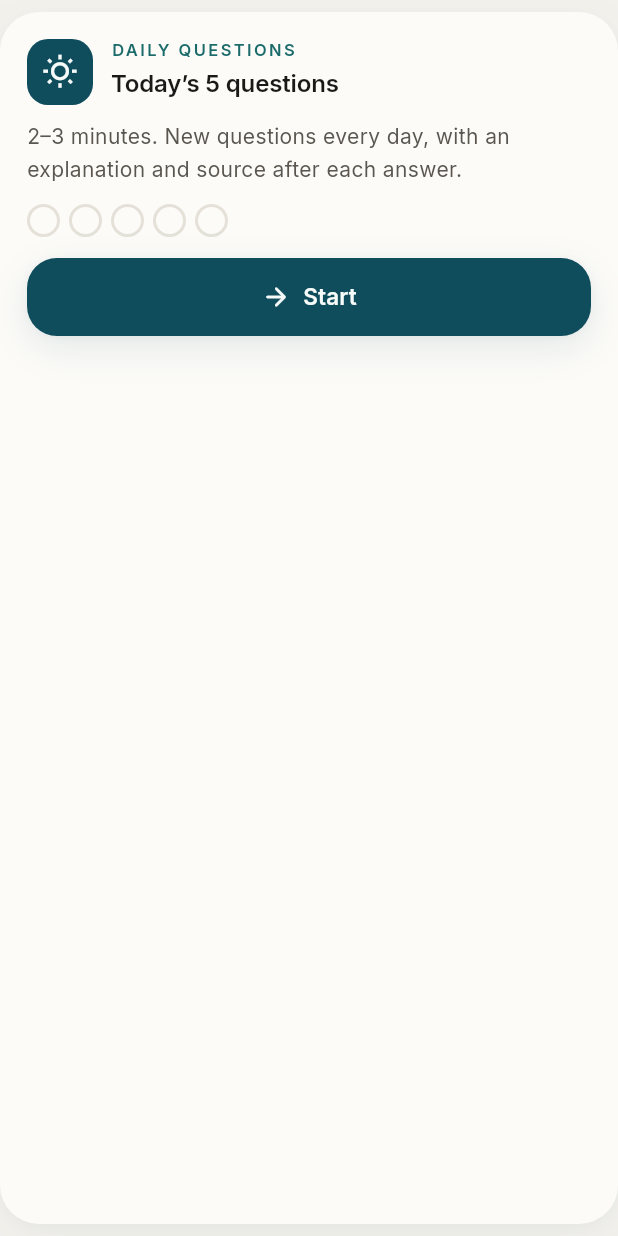
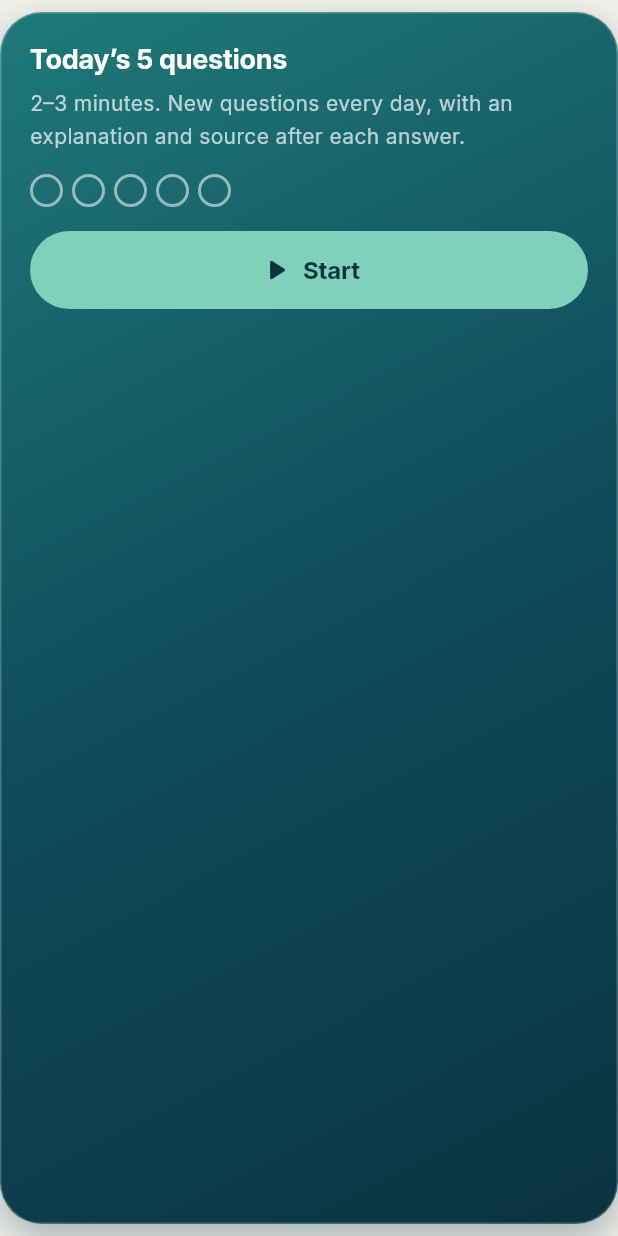
Before and after one commit to davlatsudekspert/NurseGuide, a Flutter app: the DailyCard widget shown alone on an empty page, opened directly, on a phone screen of 412 x 824 dp. Run offline on Flutter 3.47's test engine with Material 3 defaults, Android fonts, the phone set to English and light mode, and no system bars; our stand-ins replace cupertino_ui, flutter_local_notifications, flutter_secure_storage, go_router, google_sign_in, image_picker and 6 more; missing offline and left inert: android_intent_plus, mobile_scanner, pdfrx, qr; accounts and stored records are empty; statements that could not run were skipped.

Commit message:
Home: bugungi savollar asosiy karta (teal shisha), takroriy hero olib tashlandi; Ish joyi tugmasi: sariq halqa o'rniga oq halqa
Co-Authored-By: Claude Sonnet 5.5 <noreply@anthropic.com>
Claude-Session: https://claude.ai/code/session_01VtwrdEdtkJPh6xdaKaTo6W

```diff
--- a/lib/app/shell.dart
+++ b/lib/app/shell.dart
@@ -561,9 +561,6 @@ TextStyle tabLabelStyle(
 /// ham bildiriladi (faqat rangga tayanmaydi).
 Color _tabColor(LgPalette p, bool selected) => selected ? p.brand : p.ink;
 
-/// Ish joyi tugmasi halqasi (brend logotipining oltin tusiga mos).
-const _kGold = Color(0xFFC9A55C);
-
 class _NavItem extends StatelessWidget {
   const _NavItem({
     required this.index,
@@ -723,12 +720,12 @@ class _CenterButton extends StatelessWidget {
                   decoration: BoxDecoration(
                     shape: BoxShape.circle,
                     color: p.brand,
-                    // Tiniq shisha (B): oltin halqa va brend logotipi.
+                    // Brend logotipi: halqa menyu rangida (oq), tanlanganda teal.
                     border: Border.all(
                       width: selected ? 4 : 3,
                       color: selected
-                          ? _kGold
-                          : _kGold.withValues(alpha: 0.75),
+                          ? p.brand.withValues(alpha: 0.45)
+                          : p.paper.withValues(alpha: 0.95),
                     ),
                     boxShadow: [
                       BoxShadow(
--- a/lib/features/daily/daily_screens.dart
+++ b/lib/features/daily/daily_screens.dart
@@ -141,6 +141,16 @@ class DailyCard extends StatelessWidget {
                 streak.current > 0 ? l.dailyKeepStreak : l.dailyCardStartSub,
                 l.dailyStart,
               );
+        if (!done) {
+          return _DailyHero(
+            title: title,
+            body: body,
+            cta: cta,
+            set: set,
+            streakDays: streak.current,
+            onPressed: () => openInTab(context, kDailyLocation),
+          );
+        }
         return Padding(
           padding: const EdgeInsets.symmetric(vertical: 8),
           child: DecoratedBox(
@@ -224,13 +234,155 @@ class DailyCard extends StatelessWidget {
   }
 }
 
+const _kMint = Color(0xFF7FD1B9);
+const _kDeepTeal = Color(0xFF0B3340);
+
+/// Bosh sahifaning asosiy "ilgak"i: to'q teal shisha karta — bugungi
+/// savollar, jarayon nuqtalari, seriya va bitta katta tugma.
+class _DailyHero extends StatelessWidget {
+  const _DailyHero({
+    required this.title,
+    required this.body,
+    required this.cta,
+    required this.set,
+    required this.streakDays,
+    required this.onPressed,
+  });
+
+  final String title;
+  final String body;
+  final String cta;
+  final DailySet? set;
+  final int streakDays;
+  final VoidCallback onPressed;
+
+  @override
+  Widget build(BuildContext context) {
+    final text = Theme.of(context).textTheme;
+    return Padding(
+      padding: const EdgeInsets.symmetric(vertical: 8),
+      child: DecoratedBox(
+        decoration: BoxDecoration(
+          borderRadius: BorderRadius.circular(28),
+          gradient: const LinearGradient(
+            begin: Alignment.topLeft,
+            end: Alignment.bottomRight,
+            colors: [Color(0xFF1F7A78), Color(0xFF0F4C5C), _kDeepTeal],
+          ),
+          border: Border.all(color: Colors.white24),
+          boxShadow: [
+            BoxShadow(
+              color: _kDeepTeal.withValues(alpha: 0.35),
+              blurRadius: 24,
+              offset: const Offset(0, 10),
+            ),
+          ],
+        ),
+        child: Padding(
+          padding: const EdgeInsets.fromLTRB(20, 20, 20, 18),
+          child: Column(
+            crossAxisAlignment: CrossAxisAlignment.start,
+            children: [
+              Row(
+                children: [
+                  Expanded(
+                    child: Semantics(
+                      header: true,
+                      child: Text(
+                        title,
+                        style: text.titleLarge?.copyWith(
+                          color: Colors.white,
+                          fontWeight: FontWeight.w700,
+                        ),
+                      ),
+                    ),
+                  ),
+                  if (streakDays > 0)
+                    ExcludeSemantics(
+                      child: Row(
+                        mainAxisSize: MainAxisSize.min,
+                        children: [
+                          const Icon(
+                            Icons.local_fire_department_rounded,
+                            color: Color(0xFFFFC46B),
+                            size: 22,
+                          ),
+                          const SizedBox(width: 2),
+                          Text(
+                            '$streakDays',
+                            style: text.titleMedium?.copyWith(
+                              color: Colors.white,
+                              fontWeight: FontWeight.w700,
+                            ),
+                          ),
+                        ],
+                      ),
+                    ),
+                ],
+              ),
+              const SizedBox(height: 6),
+              Text(
+                body,
+                style: text.bodyMedium?.copyWith(color: Colors.white70),
+              ),
+              const SizedBox(height: 14),
+              _Dots(set: set, onDark: true),
+              const SizedBox(height: 16),
+              Semantics(
+                button: true,
+                label: cta,
+                excludeSemantics: true,
+                onTap: onPressed,
+                child: Material(
+                  color: _kMint,
+                  borderRadius: BorderRadius.circular(26),
+                  child: InkWell(
+                    key: const ValueKey('daily-hero-cta'),
+                    borderRadius: BorderRadius.circular(26),
+                    onTap: onPressed,
+                    child: ConstrainedBox(
+                      constraints: const BoxConstraints(minHeight: 52),
+                      child: Center(
+                        child: Row(
+                          mainAxisSize: MainAxisSize.min,
+                          children: [
+                            const Icon(
+                              Icons.play_arrow_rounded,
+                              color: _kDeepTeal,
+                            ),
+                            const SizedBox(width: 6),
+                            Text(
+                              cta,
+                              style: text.titleMedium?.copyWith(
+                                color: _kDeepTeal,
+                                fontWeight: FontWeight.w700,
+                              ),
+                            ),
+                          ],
+                        ),
+                      ),
+                    ),
+                  ),
+                ),
+              ),
+            ],
+          ),
+        ),
+      ),
+    );
+  }
+}
+
 /// Besh nuqta: javob berilmagan / to'g'ri / noto'g'ri (shakl bilan ham
 /// farqlanadi — faqat rangga tayanmaydi).
 class _Dots extends StatelessWidget {
-  const _Dots({required this.set, this.current});
+  const _Dots({required this.set, this.current, this.onDark = false});
 
   final DailySet? set;
   final int? current;
+
+  /// To'q teal karta ustida: nuqtalar mint/oq rangda.
+  final bool onDark;
 
   @override
   Widget build(BuildContext context) {
@@ -250,7 +402,13 @@ class _Dots extends StatelessWidget {
                 builder: (context) {
                   final a = s == null ? null : s.answers[s.ids[i]];
                   final isCurrent = i == current && a == null;
-                  final color = a == null
+                  final color = onDark
+                      ? (a == null
+                            ? (isCurrent ? _kMint : Colors.white54)
+                            : a.correct
+                            ? _kMint
+                            : p.amber)
+                      : a == null
                       ? (isCurrent ? p.brand : p.line)
                       : a.correct
                       ? p.brand
@@ -271,7 +429,11 @@ class _Dots extends StatelessWidget {
                                 ? Icons.check_rounded
                                 : Icons.close_rounded,
                             size: 14,
-                            color: a.correct ? p.onBrand : p.paper,
+                            color: onDark && a.correct
+                                ? _kDeepTeal
+                                : a.correct
+                                ? p.onBrand
+                                : p.paper,
                           ),
                   );
                 },
--- a/lib/features/home/home_screen.dart
+++ b/lib/features/home/home_screen.dart
@@ -180,7 +180,11 @@ class HomeScreen extends StatelessWidget {
           showBrand: true,
           compactTitle: true,
           children: [
-            // Rolning tezkor kartalari birinchi ekranda.
+            // Asosiy "ilgak": bugungi 5 ta savol — eng tepada, bitta katta tugma.
+            const DailyCard(),
+            // Oxirgi ochilgan joydan davom etish (tarix bo'lsa).
+            _HomeHero(config: config, role: role),
+            // Rolning tezkor kartalari.
             LgTwoColumnGrid(
               children: [
                 for (var i = 0; i < config.actions.length; i++)
@@ -200,10 +204,6 @@ class HomeScreen extends StatelessWidget {
                   ),
               ],
             ),
-            const SizedBox(height: 8),
-            _HomeHero(config: config, role: role),
-            // Kunlik 5 ta savol — har kuni qaytish uchun ixcham karta.
-            const DailyCard(),
             // Talabaga guruhda berilgan testlar (muddati bilan).
             const AssignedTestsCard(),
             // Toifa: hamshira uchun kirish kartasi, ochilgach — "Bugun".
@@ -274,6 +274,9 @@ class _HomeHero extends StatelessWidget {
         ),
       );
     }
+    // Hamshira: boshlang'ich amal (toifa) tezkor kartada allaqachon bor —
+    // bir xil narsani ikki marta ko'rsatmaymiz.
+    if (role == AppRole.nurse) return const SizedBox.shrink();
     return LgHeroCard(
       compact: true,
       image: kHeroImage,
```
